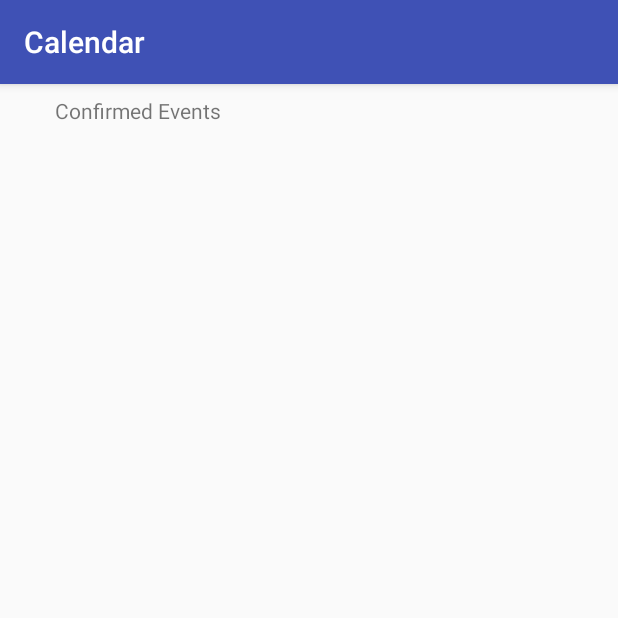
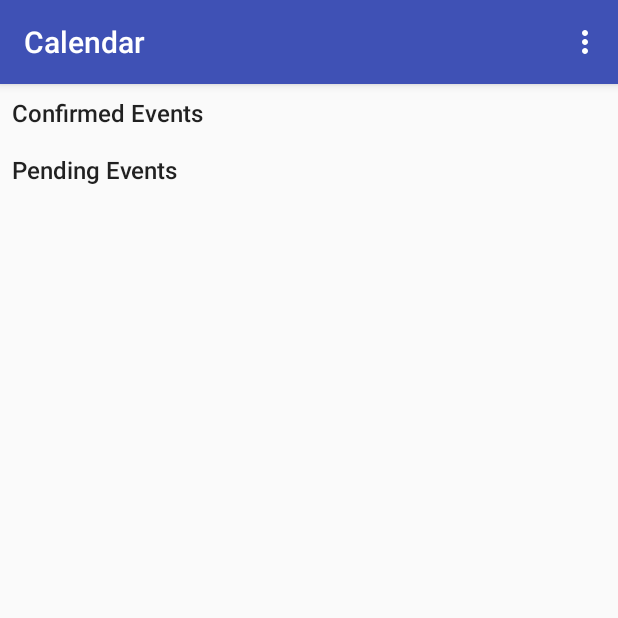
Before and after one commit to rauf/calendar, an Android app: the screen it shows after launch once a user with an empty profile is signed in (MainActivity), on a phone screen of 412 x 824 dp, the top half of it. Run offline under Robolectric (Android 15) with nearby library versions, the phone set to English and light mode, and no system bars; our stand-ins replace Firebase (no records; nobody signed in at launch, a user with empty details on screens opened directly).

Commit message:
set up recycler views, dialogs, logout

```diff
--- a/app/build.gradle
+++ b/app/build.gradle
@@ -30,6 +30,7 @@ dependencies {
     compile 'com.google.android.gms:play-services-auth:11.0.1'
     compile 'com.google.firebase:firebase-auth:11.0.1'
     testCompile 'junit:junit:4.12'
+    compile 'com.android.support:recyclerview-v7:25.3.1'
 }
 
 
--- a/app/src/main/AndroidManifest.xml
+++ b/app/src/main/AndroidManifest.xml
@@ -16,9 +16,8 @@
                 <category android:name="android.intent.category.LAUNCHER" />
             </intent-filter>
         </activity>
-        <activity android:name=".SignInActivity">
-
-        </activity>
+        <activity android:name=".activities.SignInActivity" />
+        <activity android:name=".activities.AddEventActivity" />
     </application>
 
 </manifest>
--- a/app/src/main/java/com/company/calendar/MainActivity.java
+++ b/app/src/main/java/com/company/calendar/MainActivity.java
@@ -3,7 +3,13 @@ package com.company.calendar;
 import android.content.Intent;
 import android.support.v7.app.AppCompatActivity;
 import android.os.Bundle;
+import android.support.v7.widget.RecyclerView;
+import android.view.Menu;
+import android.view.MenuItem;
+import android.widget.Toast;
 
+import com.company.calendar.activities.AddEventActivity;
+import com.company.calendar.activities.SignInActivity;
 import com.google.firebase.auth.FirebaseAuth;
 import com.google.firebase.auth.FirebaseUser;
 
@@ -13,15 +19,19 @@ public class MainActivity extends AppCompatActivity {
     private FirebaseAuth.AuthStateListener authListener;
     private FirebaseUser firebaseUser;
     private String userName;
+    private RecyclerView confirmedEventsRecyclerView;
+    private RecyclerView pendingEventsRecyclerView;
 
     @Override
     protected void onCreate(Bundle savedInstanceState) {
         super.onCreate(savedInstanceState);
         setContentView(R.layout.activity_main);
 
-
         firebaseAuth = FirebaseAuth.getInstance();
         firebaseUser = firebaseAuth.getCurrentUser();
+
+        confirmedEventsRecyclerView = (RecyclerView) findViewById(R.id.confirmedEventsRecyclerView);
+        pendingEventsRecyclerView = (RecyclerView) findViewById(R.id.pendingEventsRecyclerView);
 
         if (firebaseUser == null) {
             //not signed in, launch login activity
@@ -37,7 +47,7 @@ public class MainActivity extends AppCompatActivity {
     @Override
     protected void onStart() {
         super.onStart();
-        firebaseAuth.addAuthStateListener(authListener);
+        //firebaseAuth.addAuthStateListener(authListener);
     }
 
     @Override
@@ -46,4 +56,30 @@ public class MainActivity extends AppCompatActivity {
         if (authListener != null)
             firebaseAuth.removeAuthStateListener(authListener);
     }
+
+    @Override
+    public boolean onCreateOptionsMenu(Menu menu) {
+        getMenuInflater().inflate(R.menu.menu_main, menu);
+        return true;
+    }
+
+    @Override
+    public boolean onOptionsItemSelected(MenuItem item) {
+        switch (item.getItemId()) {
+            case R.id.addEvent:
+                Intent i = new Intent(this, AddEventActivity.class);
+                startActivity(i);
+                return true;
+
+            case R.id.logout:
+                firebaseAuth.signOut();
+                Toast.makeText(MainActivity.this, "You are logged out. ", Toast.LENGTH_LONG).show();
+                startActivity(new Intent(this, MainActivity.class));
+                finish();
+                return true;
+
+            default:
+                return super.onOptionsItemSelected(item);
+        }
+    }
 }
--- a/app/src/main/java/com/company/calendar/models/User.java
+++ b/app/src/main/java/com/company/calendar/models/User.java
@@ -1,6 +1,7 @@
 package com.company.calendar.models;
 
 import java.util.ArrayList;
+import java.util.Set;
 
 /**
  * Created by abdul on 17-Jun-17.
@@ -10,6 +11,7 @@ public class User {
     private int id;
     private String name;
     private String email;
-    private String password;
-    ArrayList<Event> events;
+
+    ArrayList<Integer> selfCreateEvents;  //events which are create by user itself. If it is deleted, then whole event will be deleted.
+    ArrayList<Integer> extraEvents;       //events which are created by other users. The current user has no control over it.
 }
--- /dev/null
+++ b/app/src/main/res/layout/activity_add_event.xml
@@ -0,0 +1,6 @@
+<?xml version="1.0" encoding="utf-8"?>
+<LinearLayout xmlns:android="http://schemas.android.com/apk/res/android"
+    android:orientation="vertical" android:layout_width="match_parent"
+    android:layout_height="match_parent">
+
+</LinearLayout>
--- a/app/src/main/res/layout/activity_main.xml
+++ b/app/src/main/res/layout/activity_main.xml
@@ -10,12 +10,58 @@
         android:id="@+id/textView"
         android:layout_width="wrap_content"
         android:layout_height="wrap_content"
+        android:layout_marginEnd="8dp"
+        android:layout_marginLeft="8dp"
+        android:layout_marginRight="8dp"
+        android:layout_marginStart="8dp"
+        android:layout_marginTop="8dp"
         android:text="@string/confirmed_events"
+        android:textAppearance="@style/TextAppearance.AppCompat.Body2"
+        android:textSize="16sp"
+        app:layout_constraintHorizontal_bias="0.0"
+        app:layout_constraintLeft_toLeftOf="parent"
+        app:layout_constraintRight_toRightOf="parent"
+        app:layout_constraintTop_toTopOf="parent" />
+
+    <android.support.v7.widget.RecyclerView
+        android:id="@+id/confirmedEventsRecyclerView"
+        android:layout_width="0dp"
+        android:layout_height="wrap_content"
+        android:layout_marginEnd="8dp"
+        android:layout_marginLeft="8dp"
         android:layout_marginRight="8dp"
+        android:layout_marginStart="8dp"
+        android:layout_marginTop="8dp"
+        app:layout_constraintHorizontal_bias="0.0"
+        app:layout_constraintLeft_toLeftOf="parent"
         app:layout_constraintRight_toRightOf="parent"
+        app:layout_constraintTop_toBottomOf="@+id/textView" />
+
+    <TextView
+        android:id="@+id/textView2"
+        android:layout_width="wrap_content"
+        android:layout_height="wrap_content"
+        android:layout_marginEnd="8dp"
         android:layout_marginLeft="8dp"
+        android:layout_marginRight="8dp"
+        android:layout_marginStart="8dp"
+        android:layout_marginTop="8dp"
+        android:text="@string/pending_events"
+        android:textAppearance="@style/TextAppearance.AppCompat.Body2"
+        android:textSize="16sp"
+        app:layout_constraintHorizontal_bias="0.0"
         app:layout_constraintLeft_toLeftOf="parent"
-        app:layout_constraintTop_toTopOf="parent"
-        android:layout_marginTop="8dp"
-        app:layout_constraintHorizontal_bias="0.1" />
+        app:layout_constraintRight_toRightOf="parent"
+        app:layout_constraintTop_toBottomOf="@+id/confirmedEventsRecyclerView" />
+
+    <android.support.v7.widget.RecyclerView
+        android:id="@+id/pendingEventsRecyclerView"
+        android:layout_width="match_parent"
+        android:layout_height="wrap_content"
+        android:layout_marginLeft="8dp"
+        android:layout_marginRight="8dp"
+        android:layout_marginTop="0dp"
+        app:layout_constraintLeft_toLeftOf="parent"
+        app:layout_constraintRight_toRightOf="parent"
+        app:layout_constraintTop_toBottomOf="@+id/textView2" />
 </android.support.constraint.ConstraintLayout>
--- /dev/null
+++ b/app/src/main/res/menu/menu_main.xml
@@ -0,0 +1,9 @@
+<?xml version="1.0" encoding="utf-8"?>
+<menu xmlns:android="http://schemas.android.com/apk/res/android">
+
+    <item android:id="@+id/addEvent"
+        android:title="@string/add_event"/>
+
+    <item android:id="@+id/logout"
+        android:title="@string/logout"/>
+</menu>
--- a/app/src/main/res/values/strings.xml
+++ b/app/src/main/res/values/strings.xml
@@ -2,4 +2,8 @@
     <string name="app_name">Calendar</string>
     <string name="sign_in">Sign In Using Google</string>
     <string name="confirmed_events">Confirmed Events</string>
+    <string name="pending_events">Pending Events</string>
+    <string name="event_name">EVENT NAME</string>
+    <string name="add_event">Add Event</string>
+    <string name="logout">Logout</string>
 </resources>
```
Also changed, not shown: app/src/main/java/com/company/calendar/activities/AddEventActivity.java (added, +21 -0 lines), app/src/main/java/com/company/calendar/activities/SignInActivity.java (renamed from app/src/main/java/com/company/calendar/SignInActivity.java, +5 -12 lines), app/src/main/java/com/company/calendar/adapters/EventRecyclerView.java (added, +60 -0 lines), app/src/main/java/com/company/calendar/models/Event.java (+8 -0 lines), app/src/main/res/layout/dialog_datetime_picker.xml (added, +20 -0 lines), app/src/main/res/layout/listitem_events_list.xml (added, +12 -0 lines).
